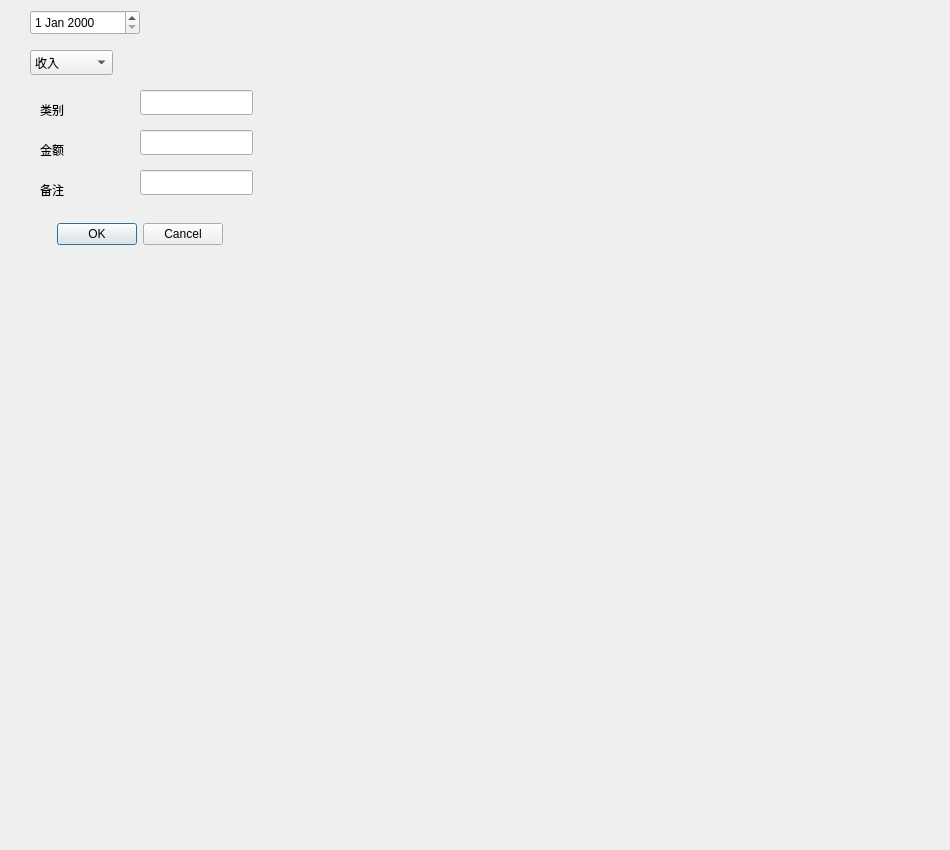
First picture: the form in addone.ui, repository AliceLou007/accountbook, before the edit.
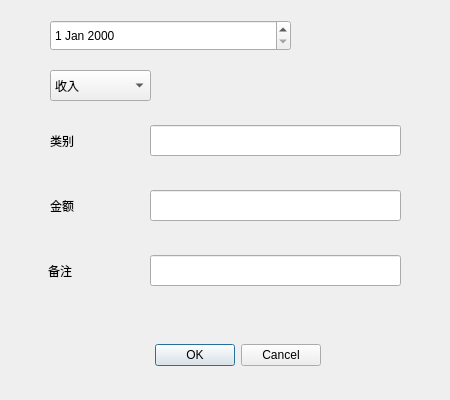
Second picture: the form after the edit.

The edit to the form file:
```diff
--- a/addone.ui
+++ b/addone.ui
@@ -6,8 +6,8 @@
    <rect>
     <x>0</x>
     <y>0</y>
-    <width>950</width>
-    <height>850</height>
+    <width>450</width>
+    <height>400</height>
    </rect>
   </property>
   <property name="windowTitle">
@@ -16,50 +16,50 @@
   <widget class="QDateEdit" name="dateEdit">
    <property name="geometry">
     <rect>
-     <x>30</x>
-     <y>10</y>
-     <width>110</width>
-     <height>25</height>
+     <x>50</x>
+     <y>20</y>
+     <width>241</width>
+     <height>31</height>
     </rect>
    </property>
   </widget>
   <widget class="QLineEdit" name="lineEditCategory">
    <property name="geometry">
     <rect>
-     <x>140</x>
-     <y>90</y>
-     <width>113</width>
-     <height>25</height>
+     <x>150</x>
+     <y>125</y>
+     <width>251</width>
+     <height>31</height>
     </rect>
    </property>
   </widget>
   <widget class="QLineEdit" name="lineEditAmount">
    <property name="geometry">
     <rect>
-     <x>140</x>
-     <y>130</y>
-     <width>113</width>
-     <height>25</height>
+     <x>150</x>
+     <y>190</y>
+     <width>251</width>
+     <height>31</height>
     </rect>
    </property>
   </widget>
   <widget class="QLineEdit" name="lineEditComment">
    <property name="geometry">
     <rect>
-     <x>140</x>
-     <y>170</y>
-     <width>113</width>
-     <height>25</height>
+     <x>150</x>
+     <y>255</y>
+     <width>251</width>
+     <height>31</height>
     </rect>
    </property>
   </widget>
   <widget class="QDialogButtonBox" name="buttonBox">
    <property name="geometry">
     <rect>
-     <x>30</x>
-     <y>220</y>
-     <width>193</width>
-     <height>28</height>
+     <x>120</x>
+     <y>330</y>
+     <width>201</width>
+     <height>51</height>
     </rect>
    </property>
    <property name="standardButtons">
@@ -69,10 +69,10 @@
   <widget class="QComboBox" name="comboBoxType">
    <property name="geometry">
     <rect>
-     <x>30</x>
-     <y>50</y>
-     <width>83</width>
-     <height>25</height>
+     <x>50</x>
+     <y>70</y>
+     <width>101</width>
+     <height>31</height>
     </rect>
    </property>
    <item>
@@ -89,10 +89,10 @@
   <widget class="QLabel" name="label">
    <property name="geometry">
     <rect>
-     <x>40</x>
-     <y>100</y>
-     <width>69</width>
-     <height>19</height>
+     <x>50</x>
+     <y>125</y>
+     <width>61</width>
+     <height>31</height>
     </rect>
    </property>
    <property name="text">
@@ -102,10 +102,10 @@
   <widget class="QLabel" name="label_2">
    <property name="geometry">
     <rect>
-     <x>40</x>
-     <y>140</y>
-     <width>69</width>
-     <height>19</height>
+     <x>50</x>
+     <y>190</y>
+     <width>71</width>
+     <height>31</height>
     </rect>
    </property>
    <property name="text">
@@ -115,10 +115,10 @@
   <widget class="QLabel" name="label_3">
    <property name="geometry">
     <rect>
-     <x>40</x>
-     <y>180</y>
-     <width>69</width>
-     <height>19</height>
+     <x>48</x>
+     <y>255</y>
+     <width>71</width>
+     <height>31</height>
     </rect>
    </property>
    <property name="text">
```
